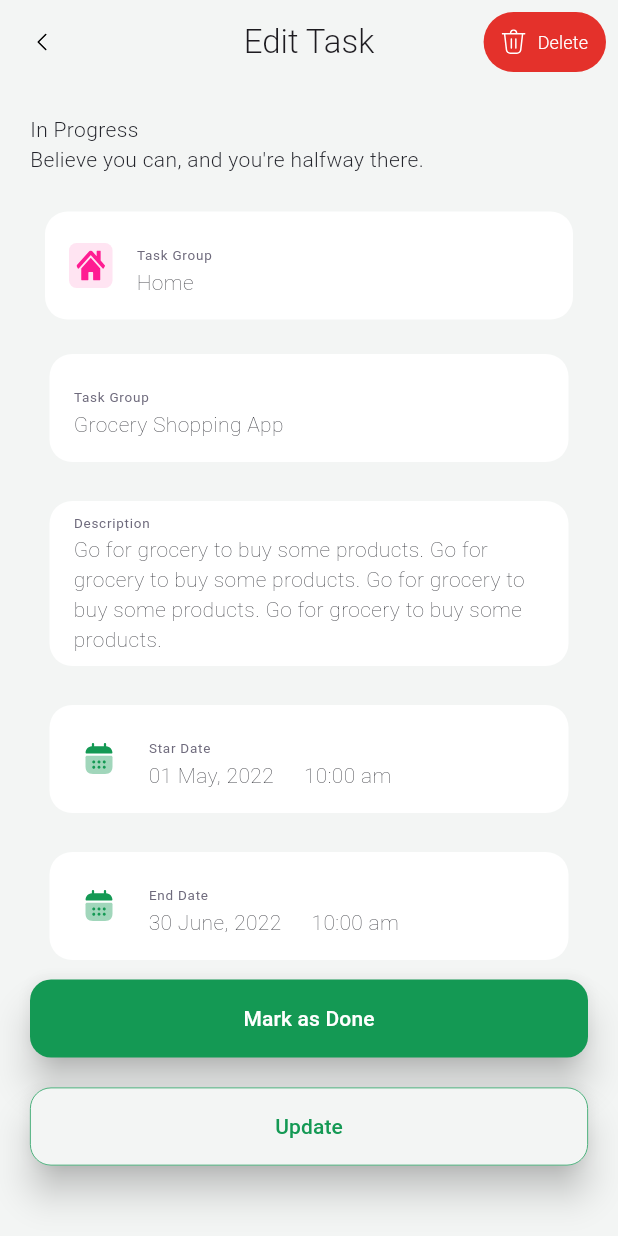
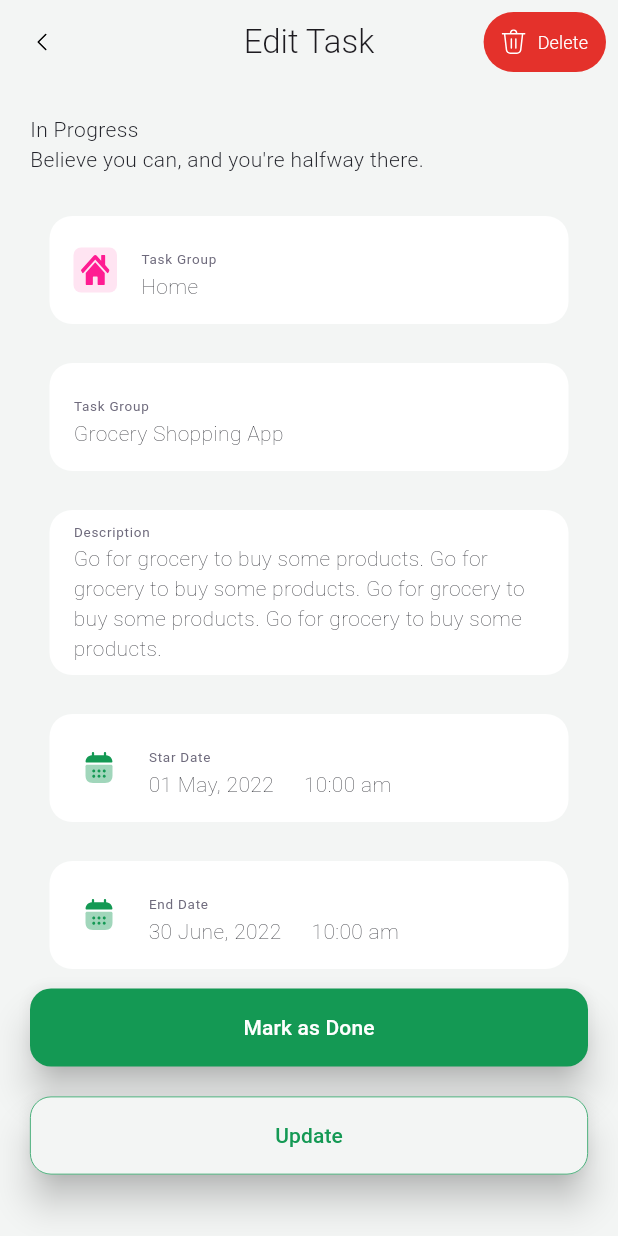
Before and after one commit to farghal21/nti_course_tasks, a Flutter app: the screen it shows after launch, on a phone screen of 412 x 824 dp. Run offline on Flutter 3.47's test engine with Material 3 defaults, Android fonts, the phone set to English and light mode, and no system bars; our stand-ins replace flutter_svg; Roboto replaces fonts that are missing (assets/fonts/Lexend_Deca/LexendDeca-Black.ttf).

Commit message:
creat edit_task_card

```diff
--- /dev/null
+++ b/lib/Categories/edit_task_card.dart
@@ -0,0 +1,45 @@
+import 'package:flutter/material.dart';
+import 'package:flutter_svg/svg.dart';
+
+class EditTaskCard extends StatelessWidget {
+  final String title;
+  final String subtitle;
+  final SvgPicture? icon;
+
+  const EditTaskCard(
+      {super.key, required this.title, required this.subtitle, this.icon});
+
+  @override
+  Widget build(BuildContext context) {
+    return Container(
+      margin: EdgeInsets.all(13),
+      decoration: BoxDecoration(
+          color: Colors.white,
+          borderRadius: BorderRadius.all(Radius.circular(15))),
+      child: ListTile(
+        leading: icon != null
+            ? Container(
+                padding: EdgeInsets.all(5),
+                decoration: BoxDecoration(
+                    color: Color(0xffFFE4F2),
+                    borderRadius: BorderRadius.all(Radius.circular(5))),
+                child: icon)
+            : null,
+        title: Text(title,
+            style: TextStyle(
+                fontWeight: FontWeight.w400,
+                fontSize: 9,
+                fontFamily: "assets/fonts/Lexend_Deca/LexendDeca-Black.ttf",
+                color: Color(0xff6E6A7C))),
+        subtitle: Text(
+          subtitle,
+          style: TextStyle(
+              fontWeight: FontWeight.w200,
+              fontSize: 14,
+              fontFamily: "assets/fonts/Lexend_Deca/LexendDeca-Black.ttf",
+              color: Color(0xff24252C)),
+        ),
+      ),
+    );
+  }
+}
--- a/lib/edit_task.dart
+++ b/lib/edit_task.dart
@@ -1,6 +1,7 @@
 import 'package:flutter/material.dart';
 import 'package:flutter_svg/svg.dart';
 import 'package:nti_course_tasks/Categories/buttons.dart';
+import 'package:nti_course_tasks/Categories/edit_task_card.dart';
 import 'package:nti_course_tasks/StyleFolder/taskIcons.dart';
 
 class EditTask extends StatelessWidget {
@@ -83,87 +84,17 @@ class EditTask extends StatelessWidget {
                     ],
                   ),
                 ),
-                Container(
-                  //height: 63,
-                  //width: 331,
-                  margin: EdgeInsets.all(10),
-                  decoration: BoxDecoration(
-                      color: Colors.white,
-                      borderRadius: BorderRadius.all(Radius.circular(15))),
-                  child: ListTile(
-                    leading: Container(
-                        padding: EdgeInsets.all(5),
-                        decoration: BoxDecoration(
-                            color: Color(0xffFFE4F2),
-                            borderRadius: BorderRadius.all(Radius.circular(5))),
-                        child: SvgPicture.asset("assets/icons/Home2.svg")),
-                    title: Text("Task Group",
-                        style: TextStyle(
-                            fontWeight: FontWeight.w400,
-                            fontSize: 9,
-                            fontFamily:
-                                "assets/fonts/Lexend_Deca/LexendDeca-Black.ttf",
-                            color: Color(0xff6E6A7C))),
-                    subtitle: Text(
-                      "Home",
-                      style: TextStyle(
-                          fontWeight: FontWeight.w200,
-                          fontSize: 14,
-                          fontFamily:
-                              "assets/fonts/Lexend_Deca/LexendDeca-Black.ttf",
-                          color: Color(0xff24252C)),
-                    ),
-                  ),
+                EditTaskCard(
+                  title: "Task Group",
+                  subtitle: "Home",
+                  icon: SvgPicture.asset("assets/icons/Home2.svg"),
                 ),
-                Container(
-                  //height: 63,
-                  //width: 331,
-                  margin: EdgeInsets.all(13),
-                  decoration: BoxDecoration(
-                      color: Colors.white,
-                      borderRadius: BorderRadius.all(Radius.circular(15))),
-                  child: ListTile(
-                    title: Text("Task Group",
-                        style: TextStyle(
-                            fontWeight: FontWeight.w400,
-                            fontSize: 9,
-                            fontFamily:
-                                "assets/fonts/Lexend_Deca/LexendDeca-Black.ttf",
-                            color: Color(0xff6E6A7C))),
-                    subtitle: Text(
-                      "Grocery Shopping App",
-                      style: TextStyle(
-                          fontWeight: FontWeight.w200,
-                          fontSize: 14,
-                          fontFamily:
-                              "assets/fonts/Lexend_Deca/LexendDeca-Black.ttf",
-                          color: Color(0xff24252C)),
-                    ),
-                  ),
-                ),
-                Container(
-                  margin: EdgeInsets.all(13),
-                  decoration: BoxDecoration(
-                      color: Colors.white,
-                      borderRadius: BorderRadius.all(Radius.circular(15))),
-                  child: ListTile(
-                    title: Text("Description",
-                        style: TextStyle(
-                            fontWeight: FontWeight.w400,
-                            fontSize: 9,
-                            fontFamily:
-                                "assets/fonts/Lexend_Deca/LexendDeca-Black.ttf",
-                            color: Color(0xff6E6A7C))),
-                    subtitle: Text(
+                EditTaskCard(
+                    title: "Task Group", subtitle: "Grocery Shopping App"),
+                EditTaskCard(
+                  title: "Description",
+                  subtitle:
                       "Go for grocery to buy some products. Go for grocery to buy some products. Go for grocery to buy some products. Go for grocery to buy some products.",
-                      style: TextStyle(
-                          fontWeight: FontWeight.w200,
-                          fontSize: 14,
-                          fontFamily:
-                              "assets/fonts/Lexend_Deca/LexendDeca-Black.ttf",
-                          color: Color(0xff24252C)),
-                    ),
-                  ),
                 ),
                 Container(
                   margin: EdgeInsets.all(13),
```
